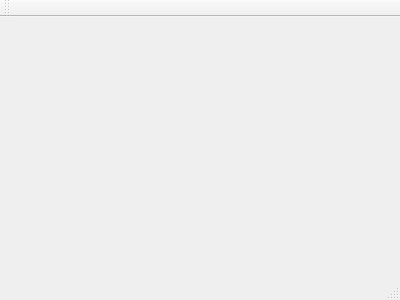
Old version of the form ultimate/mainwindow.ui in the repository rrout2/ultimate-stats.
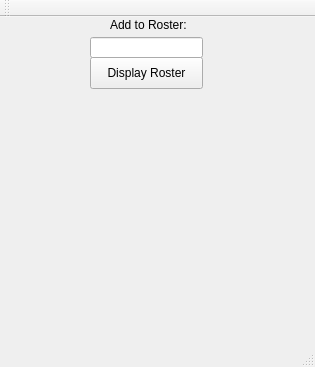
New version of the form.

Commit message: basic objects for players and roster

What changed in the file:
```diff
--- a/ultimate/mainwindow.ui
+++ b/ultimate/mainwindow.ui
@@ -1,24 +1,76 @@
 <ui version="4.0">
  <class>MainWindow</class>
- <widget class="QMainWindow" name="MainWindow" >
-  <property name="geometry" >
+ <widget class="QMainWindow" name="MainWindow">
+  <property name="geometry">
    <rect>
     <x>0</x>
     <y>0</y>
-    <width>400</width>
-    <height>300</height>
+    <width>315</width>
+    <height>367</height>
    </rect>
   </property>
   <property name="windowTitle" >
    <string>MainWindow</string>
   </property>
-  <widget class="QMenuBar" name="menuBar" />
-  <widget class="QToolBar" name="mainToolBar" />
-  <widget class="QWidget" name="centralWidget" />
-  <widget class="QStatusBar" name="statusBar" />
+  <widget class="QWidget" name="centralWidget">
+   <widget class="QLineEdit" name="lineEdit">
+    <property name="geometry">
+     <rect>
+      <x>90</x>
+      <y>20</y>
+      <width>113</width>
+      <height>21</height>
+     </rect>
+    </property>
+   </widget>
+   <widget class="QLabel" name="label">
+    <property name="geometry">
+     <rect>
+      <x>110</x>
+      <y>0</y>
+      <width>91</width>
+      <height>16</height>
+     </rect>
+    </property>
+    <property name="text">
+     <string>Add to Roster:</string>
+    </property>
+   </widget>
+   <widget class="QPushButton" name="pushButton">
+    <property name="geometry">
+     <rect>
+      <x>90</x>
+      <y>40</y>
+      <width>113</width>
+      <height>32</height>
+     </rect>
+    </property>
+    <property name="text">
+     <string>Display Roster</string>
+    </property>
+   </widget>
+  </widget>
+  <widget class="QMenuBar" name="menuBar">
+   <property name="geometry">
+    <rect>
+     <x>0</x>
+     <y>0</y>
+     <width>315</width>
+     <height>22</height>
+    </rect>
+   </property>
+  </widget>
+  <widget class="QToolBar" name="mainToolBar">
+   <attribute name="toolBarArea">
+    <enum>TopToolBarArea</enum>
+   </attribute>
+   <attribute name="toolBarBreak">
+    <bool>false</bool>
+   </attribute>
+  </widget>
+  <widget class="QStatusBar" name="statusBar"/>
  </widget>
- <layoutDefault spacing="6" margin="11" />
- <pixmapfunction></pixmapfunction>
+ <layoutdefault spacing="6" margin="11"/>
  <resources/>
  <connections/>
 </ui>
```
Left out of the diff: 3 changed lines with no effect on the pictures. The commit also changes 56 other files.
